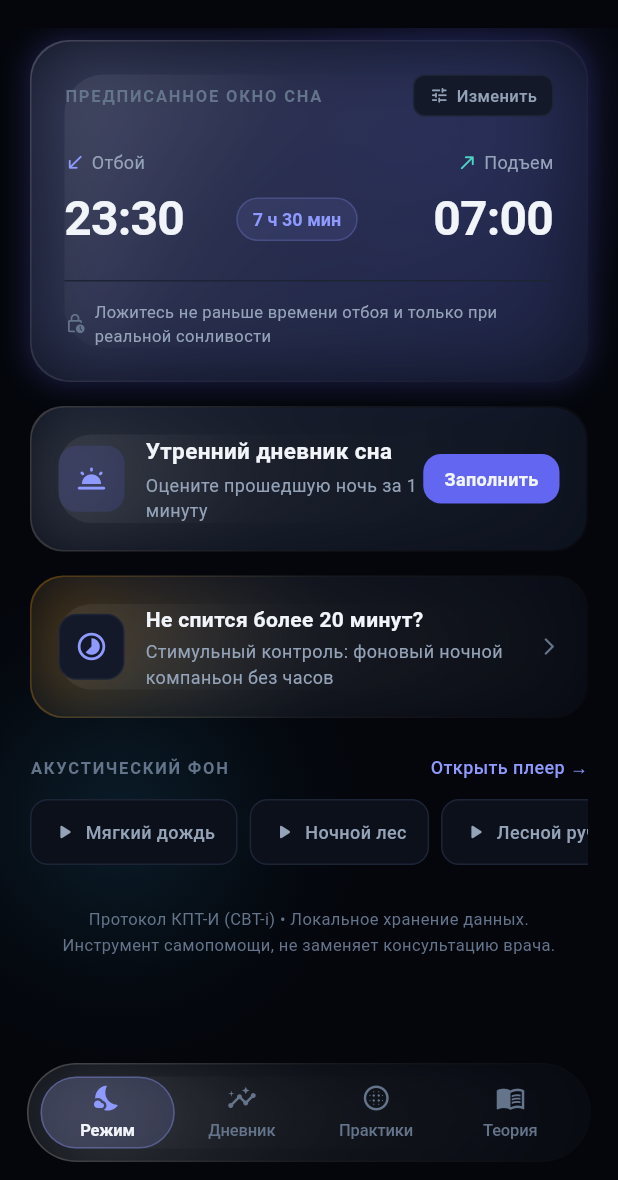
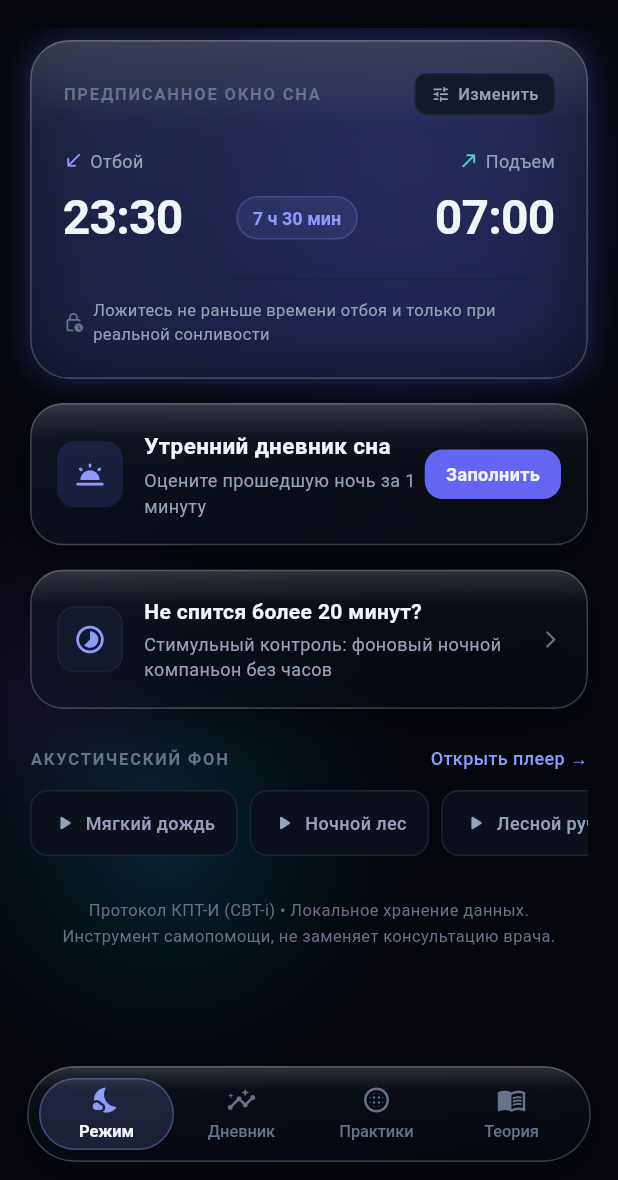
Before and after one commit to sergemartinov2014-ops/KPT, a Flutter app: the screen it shows after launch, after a tap on "Образовательный статус", after a tap on "Скрининг противопоказаний", after a tap on "Активировать протокол сна", on a phone screen of 412 x 824 dp, the part 56-1236 px from its top. Run offline on Flutter 3.47's test engine with Material 3 defaults, Android fonts, the phone set to English and light mode, and no system bars; our stand-ins replace fl_chart, just_audio, shared_preferences; missing offline and left inert: record.

Commit message:
feat(ui): complete Apple Liquid Glass design, desktop frame, and web blur optimization

```diff
--- a/lib/main.dart
+++ b/lib/main.dart
@@ -49,6 +49,47 @@ class SomniaApp extends StatelessWidget {
       title: 'Сомния',
       debugShowCheckedModeBanner: false,
       theme: AppTheme.darkTheme,
+      builder: (context, child) {
+        final mediaQuery = MediaQuery.of(context);
+        final isDesktop = mediaQuery.size.width > 540;
+
+        if (!isDesktop) return child!;
+
+        const double frameWidth = 460.0;
+        return Container(
+          color: const Color(0xFF020307),
+          child: Center(
+            child: Container(
+              width: frameWidth,
+              height: mediaQuery.size.height,
+              decoration: BoxDecoration(
+                color: AppTheme.background,
+                border: Border.symmetric(
+                  vertical: BorderSide(
+                    color: Colors.white.withValues(alpha: 0.12),
+                    width: 1,
+                  ),
+                ),
+                boxShadow: [
+                  BoxShadow(
+                    color: Colors.black.withValues(alpha: 0.8),
+                    blurRadius: 50,
+                    spreadRadius: 8,
+                  ),
+                ],
+              ),
+              child: ClipRect(
+                child: MediaQuery(
+                  data: mediaQuery.copyWith(
+                    size: Size(frameWidth, mediaQuery.size.height),
+                  ),
+                  child: child!,
+                ),
+              ),
+            ),
+          ),
+        );
+      },
       localizationsDelegates: const [
         GlobalMaterialLocalizations.delegate,
         GlobalWidgetsLocalizations.delegate,
--- a/lib/screens/tools/alarm_ringing_screen.dart
+++ b/lib/screens/tools/alarm_ringing_screen.dart
@@ -2,6 +2,7 @@ import 'package:flutter/material.dart';
 import 'package:provider/provider.dart';
 import '../../providers/smart_alarm_provider.dart';
 import '../../theme/app_theme.dart';
+import '../../widgets/liquid_glass.dart';
 import '../diary/add_diary_entry_screen.dart';
 
 /// Полноэкранный экран активного звонка умного будильника (Obsidian Sanctuary Wake Up)
@@ -157,14 +158,14 @@ class _AlarmRingingScreenState extends State<AlarmRingingScreen>
                       ),
                       const SizedBox(height: 20),
 
-                      // Индикатор нарастания громкости (Ramp-up bar)
-                      Container(
+                      // Индикатор нарастания громкости (Liquid Glass Ramp-up bar)
+                      LiquidGlass(
+                        radius: 20,
+                        blur: 16,
+                        surfaceColor: AppTheme.glassSurface,
                         padding: const EdgeInsets.symmetric(
                           horizontal: 20,
                           vertical: 12,
-                        ),
-                        decoration: AppTheme.bentoBox(
-                          color: AppTheme.surface.withValues(alpha: 0.8),
                         ),
                         child: Column(
                           children: [
@@ -205,22 +206,18 @@ class _AlarmRingingScreenState extends State<AlarmRingingScreen>
 
                       if (isSmartWake) ...[
                         const SizedBox(height: 16),
-                        Container(
-                          padding: const EdgeInsets.all(12),
-                          decoration: BoxDecoration(
-                            color: AppTheme.accent.withValues(alpha: 0.08),
-                            borderRadius: BorderRadius.circular(12),
-                            border: Border.all(
-                              color: AppTheme.accent.withValues(alpha: 0.2),
-                            ),
-                          ),
+                        LiquidGlass(
+                          radius: 16,
+                          blur: 14,
+                          surfaceColor: AppTheme.accent.withValues(alpha: 0.12),
+                          padding: const EdgeInsets.all(14),
                           child: const Text(
                             'Акселерометр и аудиосенсор зафиксировали выход из глубокого сна. Пробуждение сейчас снижает утреннюю сонливость.',
                             textAlign: TextAlign.center,
                             style: TextStyle(
                               fontSize: 12,
                               height: 1.4,
-                              color: AppTheme.textSecondary,
+                              color: AppTheme.textPrimary,
                             ),
                           ),
                         ),
--- a/lib/theme/app_theme.dart
+++ b/lib/theme/app_theme.dart
@@ -75,22 +75,27 @@ class AppTheme {
       color: surfaceColor ?? glassSurface,
       borderRadius: BorderRadius.circular(radius),
       border: Border.all(
-        color: Colors.white.withValues(alpha: 0.12),
-        width: 1,
+        color: Colors.white.withValues(alpha: 0.18),
+        width: 1.1,
       ),
-      boxShadow: glowColor != null && glowRadius > 0
-          ? [
-              BoxShadow(
-                color: glowColor.withValues(alpha: 0.20),
-                blurRadius: glowRadius,
-                spreadRadius: 1,
-              ),
-            ]
-          : null,
+      boxShadow: [
+        BoxShadow(
+          color: Colors.black.withValues(alpha: 0.35),
+          blurRadius: 18,
+          offset: const Offset(0, 8),
+          spreadRadius: -2,
+        ),
+        if (glowColor != null && glowRadius > 0)
+          BoxShadow(
+            color: glowColor.withValues(alpha: 0.25),
+            blurRadius: glowRadius,
+            spreadRadius: 1,
+          ),
+      ],
     );
   }
 
-  /// Универсальная декорация Bento-карточки (обратная совместимость)
+  /// Универсальная декорация Bento-карточки (обратная совместимость с Liquid Glass)
   static BoxDecoration bentoBox({
     Color? color,
     Color? borderColor,
@@ -98,13 +103,31 @@ class AppTheme {
     Gradient? gradient,
   }) {
     return BoxDecoration(
-      color: gradient == null ? (color ?? glassSurface) : null,
-      gradient: gradient,
+      color: color,
+      gradient: gradient ??
+          (color == null
+              ? LinearGradient(
+                  begin: Alignment.topLeft,
+                  end: Alignment.bottomRight,
+                  colors: [
+                    const Color(0xFF1E293B).withValues(alpha: 0.35),
+                    const Color(0xFF0F172A).withValues(alpha: 0.20),
+                  ],
+                )
+              : null),
       borderRadius: BorderRadius.circular(radius),
       border: Border.all(
-        color: borderColor ?? Colors.white.withValues(alpha: 0.12),
-        width: 1,
+        color: borderColor ?? Colors.white.withValues(alpha: 0.18),
+        width: 1.1,
       ),
+      boxShadow: [
+        BoxShadow(
+          color: Colors.black.withValues(alpha: 0.30),
+          blurRadius: 16,
+          offset: const Offset(0, 6),
+          spreadRadius: -2,
+        ),
+      ],
     );
   }
 
--- a/lib/widgets/aurora_canvas.dart
+++ b/lib/widgets/aurora_canvas.dart
@@ -2,7 +2,8 @@ import 'package:flutter/material.dart';
 import '../theme/app_theme.dart';
 
 /// Холст с ночной хроматической авророй (Liquid Glass Ambient Canvas)
-/// Создаёт мягкие глубокие световые пятна позади полупрозрачных стеклянных панелей.
+/// Создаёт глубокие световые пятна позади полупрозрачных стеклянных панелей,
+/// благодаря которым эффект Liquid Glass виден отчетливо и физично.
 class AuroraCanvas extends StatelessWidget {
   final Widget child;
   final bool showTopAurora;
@@ -30,11 +31,37 @@ class AuroraCanvas extends StatelessWidget {
           ),
         ),
 
-        // 2. Верхнее ночное пятно свечения (Deep Indigo Aurora)
+        // 2. Верхнее ночное пятно свечения (Vibrant Indigo-Violet Aurora)
         if (showTopAurora)
           Positioned(
-            top: -120,
-            right: -80,
+            top: -100,
+            right: -60,
+            child: IgnorePointer(
+              child: Container(
+                width: 420,
+                height: 420,
+                decoration: BoxDecoration(
+                  shape: BoxShape.circle,
+                  gradient: RadialGradient(
+                    colors: [
+                      (primaryGlow ?? const Color(0xFF6366F1))
+                          .withValues(alpha: 0.26),
+                      (primaryGlow ?? const Color(0xFF4338CA))
+                          .withValues(alpha: 0.10),
+                      Colors.transparent,
+                    ],
+                    stops: const [0.0, 0.50, 1.0],
+                  ),
+                ),
+              ),
+            ),
+          ),
+
+        // 3. Нижнее ночное пятно свечения (Calm Bio-Teal / Cyan Aurora)
+        if (showBottomAurora)
+          Positioned(
+            bottom: 40,
+            left: -80,
             child: IgnorePointer(
               child: Container(
                 width: 380,
@@ -43,46 +70,42 @@ class AuroraCanvas extends StatelessWidget {
                   shape: BoxShape.circle,
                   gradient: RadialGradient(
                     colors: [
-                      (primaryGlow ?? AppTheme.systemIndigo)
-                          .withValues(alpha: 0.16),
-                      (primaryGlow ?? AppTheme.systemIndigo)
-                          .withValues(alpha: 0.04),
+                      (secondaryGlow ?? const Color(0xFF0EA5E9))
+                          .withValues(alpha: 0.20),
+                      (secondaryGlow ?? const Color(0xFF0D9488))
+                          .withValues(alpha: 0.08),
                       Colors.transparent,
                     ],
-                    stops: const [0.0, 0.55, 1.0],
+                    stops: const [0.0, 0.48, 1.0],
                   ),
                 ),
               ),
             ),
           ),
 
-        // 3. Нижнее ночное пятно свечения (Calm Bio-Teal Aurora)
-        if (showBottomAurora)
+        // 4. Тонкое акцентное пятно по центру (Moonlight Mist)
         Positioned(
-            bottom: 60,
-            left: -100,
+          top: 280,
+          left: -120,
           child: IgnorePointer(
             child: Container(
-                width: 360,
-                height: 360,
+              width: 320,
+              height: 320,
               decoration: BoxDecoration(
                 shape: BoxShape.circle,
                 gradient: RadialGradient(
                   colors: [
-                      (secondaryGlow ?? AppTheme.systemTeal)
-                          .withValues(alpha: 0.12),
-                      (secondaryGlow ?? AppTheme.systemTeal)
-                          .withValues(alpha: 0.03),
+                    const Color(0xFFA855F7).withValues(alpha: 0.12),
                     Colors.transparent,
                   ],
-                    stops: const [0.0, 0.55, 1.0],
+                  stops: const [0.0, 1.0],
                 ),
               ),
             ),
           ),
         ),
 
-        // 4. Контент страницы
+        // 5. Контент страницы
         child,
       ],
     );
--- a/lib/widgets/liquid_glass.dart
+++ b/lib/widgets/liquid_glass.dart
@@ -1,9 +1,10 @@
 import 'dart:ui';
+import 'package:flutter/foundation.dart';
 import 'package:flutter/material.dart';
 import '../theme/app_theme.dart';
 
-/// Базовый мета-материал Liquid Glass (Apple HIG iOS 26 / macOS Tahoe)
-/// Обеспечивает физическую оптическую рефракцию, двойную световую фаску и гладкие скругления.
+/// Базовый мета-материал Liquid Glass (Apple HIG iOS 26 / Glassmorphism)
+/// Обеспечивает физическую оптическую глубину, световую фаску, верхний блик и высокую производительность на Web и Mobile.
 class LiquidGlass extends StatelessWidget {
   final Widget child;
   final double blur;
@@ -22,12 +23,12 @@ class LiquidGlass extends StatelessWidget {
   const LiquidGlass({
     super.key,
     required this.child,
-    this.blur = 20.0,
+    this.blur = 18.0,
     this.radius = 24.0,
     this.surfaceColor,
     this.borderGradient,
     this.borderColor,
-    this.borderWidth = 1.0,
+    this.borderWidth = 1.1,
     this.padding,
     this.margin,
     this.onTap,
@@ -38,99 +39,126 @@ class LiquidGlass extends StatelessWidget {
 
   @override
   Widget build(BuildContext context) {
-    Widget content = Container(
-      padding: padding,
+    // Безопасный радиус размытия для Web (без лагов рендеринга)
+    final effectiveBlur = kIsWeb ? (blur > 8 ? 8.0 : blur) : blur;
+
+    Widget glassCard = Container(
+      margin: margin,
       decoration: BoxDecoration(
-        color: surfaceColor ?? AppTheme.glassSurface,
         borderRadius: BorderRadius.circular(radius),
+        boxShadow: [
+          // Мягкая пространственная тень стекла
+          BoxShadow(
+            color: Colors.black.withValues(alpha: 0.35),
+            blurRadius: 18,
+            offset: const Offset(0, 8),
+            spreadRadius: -2,
           ),
+          // Опциональное внешнее свечение при активном статусе
+          if (glowColor != null && glowRadius > 0)
+            BoxShadow(
+              color: glowColor!.withValues(alpha: 0.30),
+              blurRadius: glowRadius,
+              spreadRadius: 1,
+            ),
+        ],
+      ),
+      child: ClipRRect(
+        borderRadius: BorderRadius.circular(radius),
         child: Stack(
           children: [
-          // Внутренний градиент естественного скольжения света (Specular Sheen)
+            // 1. Оптический блюр фонового контента
+            if (effectiveBlur > 0)
+              Positioned.fill(
+                child: BackdropFilter(
+                  filter: ImageFilter.blur(
+                    sigmaX: effectiveBlur,
+                    sigmaY: effectiveBlur,
+                  ),
+                  child: const SizedBox.expand(),
+                ),
+              ),
+
+            // 2. Полупрозрачный стеклянный градиент (Frosted Glass Tint)
+            Positioned.fill(
+              child: Container(
+                decoration: BoxDecoration(
+                  gradient: LinearGradient(
+                    begin: Alignment.topLeft,
+                    end: Alignment.bottomRight,
+                    colors: [
+                      (surfaceColor ?? const Color(0xFF1E293B))
+                          .withValues(alpha: 0.35),
+                      (surfaceColor ?? const Color(0xFF0F172A))
+                          .withValues(alpha: 0.20),
+                    ],
+                  ),
+                ),
+              ),
+            ),
+
+            // 3. Верхний световой скос (Specular Sheen)
             if (showShine)
               Positioned.fill(
                 child: IgnorePointer(
                   child: Container(
                     decoration: BoxDecoration(
-                    borderRadius: BorderRadius.circular(radius),
                       gradient: LinearGradient(
-                      begin: Alignment.topLeft,
-                      end: Alignment.bottomRight,
+                        begin: Alignment.topCenter,
+                        end: Alignment.bottomCenter,
                         colors: [
-                        Colors.white.withValues(alpha: 0.07),
-                        Colors.white.withValues(alpha: 0.01),
+                          Colors.white.withValues(alpha: 0.16),
+                          Colors.white.withValues(alpha: 0.02),
                           Colors.transparent,
                         ],
-                      stops: const [0.0, 0.35, 1.0],
+                        stops: const [0.0, 0.25, 1.0],
                       ),
                     ),
                   ),
                 ),
               ),
-          child,
+
+            // 4. Световая фаска (Luminous Specular Rim Border)
+            Positioned.fill(
+              child: IgnorePointer(
+                child: Container(
+                  decoration: BoxDecoration(
+                    borderRadius: BorderRadius.circular(radius),
+                    border: Border.all(
+                      color: borderColor ??
+                          Colors.white.withValues(alpha: 0.20),
+                      width: borderWidth,
+                    ),
+                  ),
+                ),
+              ),
+            ),
+
+            // 5. Контент внутри карточки
+            Padding(
+              padding: padding ?? EdgeInsets.zero,
+              child: child,
+            ),
           ],
+        ),
       ),
     );
 
-    // Оптический блюр (BackdropFilter)
-    content = ClipRRect(
+    if (onTap != null) {
+      return Material(
+        color: Colors.transparent,
         borderRadius: BorderRadius.circular(radius),
-      child: BackdropFilter(
-        filter: ImageFilter.blur(sigmaX: blur, sigmaY: blur),
-        child: content,
+        child: InkWell(
+          borderRadius: BorderRadius.circular(radius),
+          onTap: onTap,
+          splashColor: Colors.white.withValues(alpha: 0.08),
+          highlightColor: Colors.white.withValues(alpha: 0.04),
+          child: glassCard,
         ),
-    );
-
-    // Световая фаска (Border Gradient / Specular Rim)
-    content = Container(
-      decoration: BoxDecoration(
-        borderRadius: BorderRadius.circular(radius),
-        gradient: borderGradient ??
-            LinearGradient(
-              begin: Alignment.topLeft,
-              end: Alignment.bottomRight,
-              colors: [
-                Colors.white.withValues(alpha: 0.22),
-                Colors.white.withValues(alpha: 0.08),
-                Colors.white.withValues(alpha: 0.02),
-              ],
-              stops: const [0.0, 0.45, 1.0],
-            ),
-      ),
-      padding: EdgeInsets.all(borderWidth),
-      child: content,
-    );
-
-    // Внешнее свечение при активном статусе (Glow Aura)
-    if (glowColor != null && glowRadius > 0) {
-      content = Container(
-        decoration: BoxDecoration(
-          borderRadius: BorderRadius.circular(radius),
-          boxShadow: [
-            BoxShadow(
-              color: glowColor!.withValues(alpha: 0.25),
-              blurRadius: glowRadius,
-              spreadRadius: 1,
-            ),
-          ],
-        ),
-        child: content,
       );
     }
 
-    if (margin != null) {
-      content = Padding(padding: margin!, child: content);
-    }
-
-    if (onTap != null) {
-      content = GestureDetector(
-        behavior: HitTestBehavior.opaque,
-        onTap: onTap,
-        child: content,
-      );
-    }
-
-    return content;
+    return glassCard;
   }
 }
 
@@ -155,10 +183,11 @@ class LiquidGlassPill extends StatelessWidget {
   Widget build(BuildContext context) {
     return LiquidGlass(
       radius: 30,
-      blur: 14,
+      blur: 10,
       padding: padding,
       surfaceColor: color ?? AppTheme.glassSurfaceElevated,
-      borderColor: borderColor,
+      borderColor: borderColor ?? Colors.white.withValues(alpha: 0.25),
+      borderWidth: 1.0,
       onTap: onTap,
       child: child,
     );
```
Lines whose indentation alone changed are shown as unchanged.
